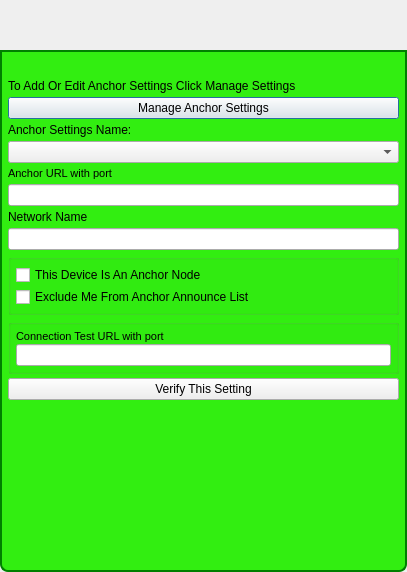
Old version of the form GoTvApps/GoTvCommon/Forms/ActivityAnchorSettings.ui in the repository brettrjones/gotvptop.
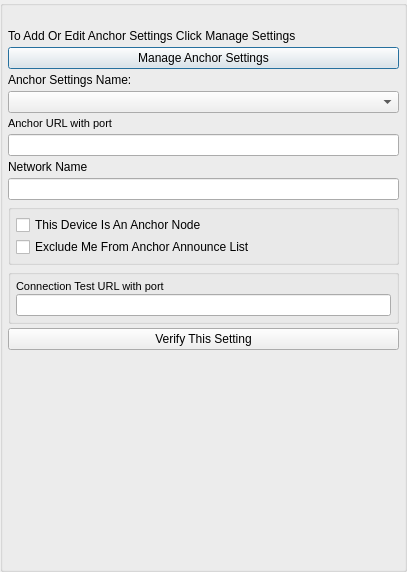
New version of the form. Custom widgets are drawn as their Qt base class.

The edit to the form file:
```diff
--- a/GoTvApps/GoTvCommon/Forms/ActivityAnchorSettings.ui
+++ b/GoTvApps/GoTvCommon/Forms/ActivityAnchorSettings.ui
@@ -13,37 +13,6 @@
   <property name="windowTitle">
    <string>Network Settings</string>
   </property>
-  <property name="styleSheet">
-   <string notr="true">QDialog#NetworkSettingsDlg
-{   
-color: transparent;
-background-color: transparent;
-border: 1px solid transparent;
-border-radius: 8px; 
-}
-
-#DialogTitleBox
-{   
-color: black;
-background-color: rgb(50,238,17);
-border: 2px solid green;
-border-top-left-radius: 8px; 
-border-top-right-radius: 8px;
-}
-#DialogTitleLabel
-{   
-color: black;
-}
-#DialogItemsGroupBox
-{   
-background-color: rgb(50,238,17);
-border: 2px solid green;
-border-top-color: green; 
-border-bottom-left-radius: 8px; 
-border-bottom-right-radius: 8px;
-}
-</string>
-  </property>
   <layout class="QVBoxLayout" name="verticalLayout">
    <property name="spacing">
     <number>0</number>
@@ -54,7 +23,7 @@
    <item>
     <widget class="TitleBarWidget" name="m_TitleBarWidget" native="true">
      <property name="sizePolicy">
-      <sizepolicy hsizetype="Preferred" vsizetype="Preferred">
+      <sizepolicy hsizetype="Preferred" vsizetype="Minimum">
        <horstretch>0</horstretch>
        <verstretch>0</verstretch>
       </sizepolicy>
@@ -62,13 +31,13 @@
      <property name="minimumSize">
       <size>
        <width>0</width>
-       <height>50</height>
+       <height>0</height>
       </size>
      </property>
      <property name="maximumSize">
       <size>
        <width>16777215</width>
-       <height>103</height>
+       <height>16777215</height>
       </size>
      </property>
     </widget>
@@ -270,6 +239,12 @@
    <header>TitleBarWidget.h</header>
    <container>1</container>
   </customwidget>
+  <customwidget>
+   <class>BottomBarWidget</class>
+   <extends>QWidget</extends>
+   <header location="global">BottomBarWidget.h</header>
+   <container>1</container>
+  </customwidget>
  </customwidgets>
  <resources/>
  <connections/>
```
Left out of the diff: 63 changed lines with no effect on the pictures.
